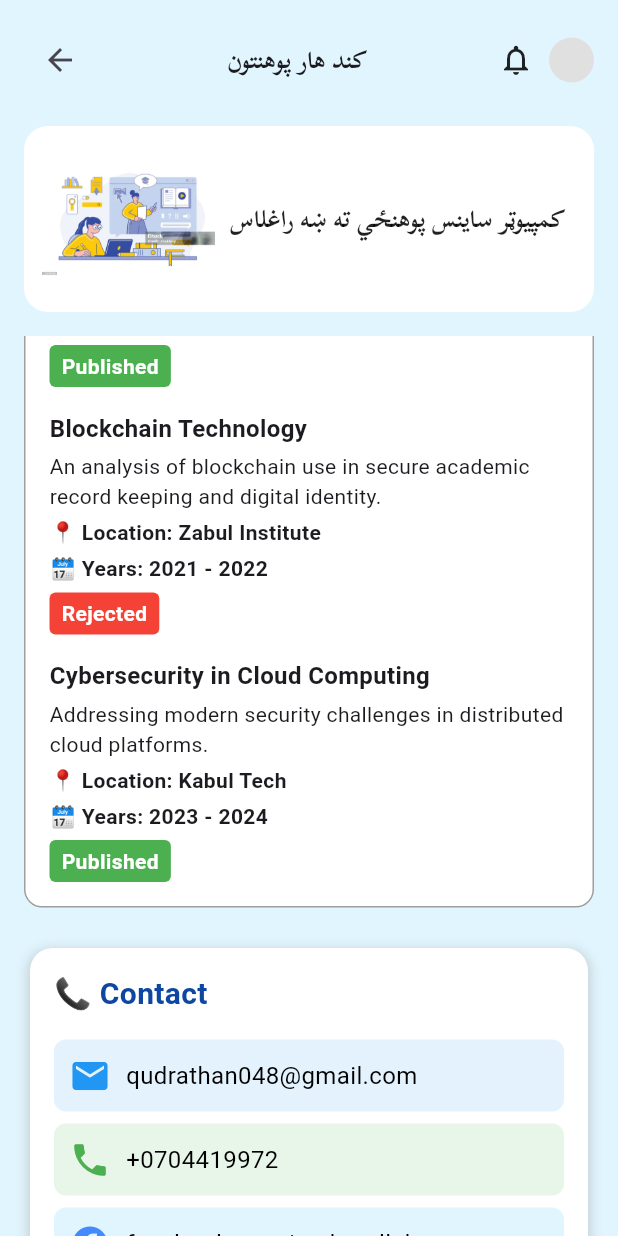
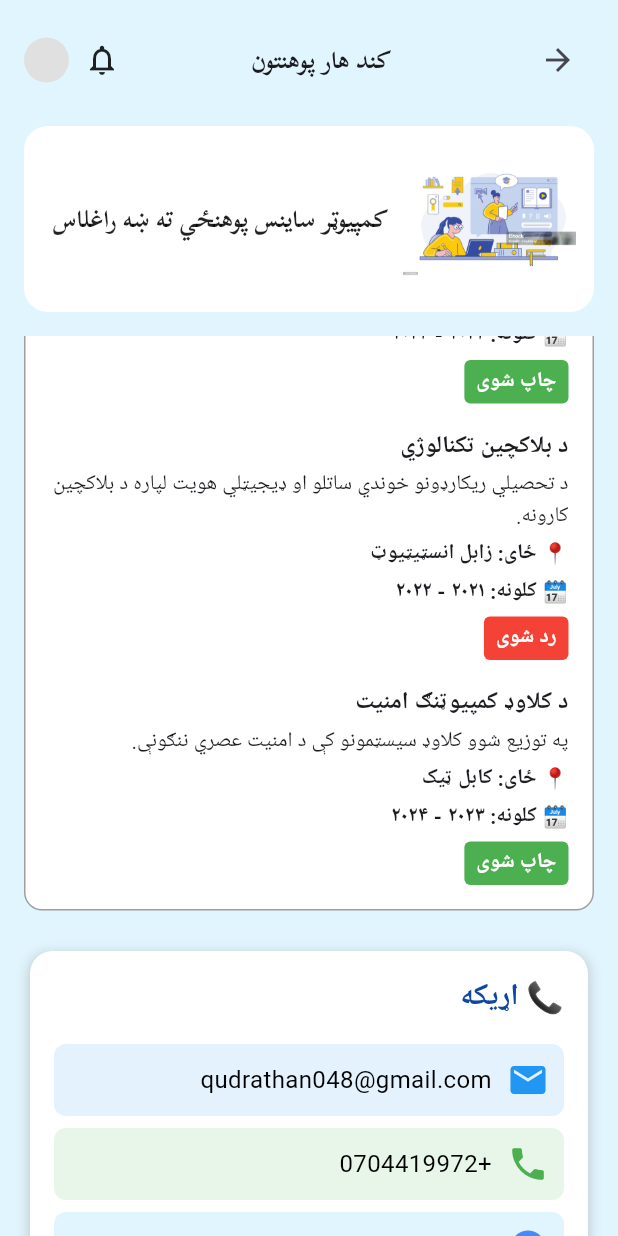
Before and after one commit to AsadullahD508/kdru_guide_app, a Flutter app: the TeacherProfileScreen screen opened directly, scrolled down 576 dp, on a phone screen of 412 x 824 dp. Run offline on Flutter 3.47's test engine with Material 3 defaults, Android fonts, the light colour scheme and no system bars; our stand-ins replace auto_size_text, flutter_map, latlong2.

Commit message:
this is also commited the teacher all
Signed-off-by: Asadullah Darwish <asadullahdarwish29@gmail.com>

```diff
--- a/lib/screens/Faculty/ComputerScience/Teachers/TeacherProfileScreen.dart
+++ b/lib/screens/Faculty/ComputerScience/Teachers/TeacherProfileScreen.dart
@@ -8,14 +8,16 @@ class TeacherProfileScreen extends StatelessWidget {
 
   @override
   Widget build(BuildContext context) {
-    return Scaffold(
+    return Directionality(
+      textDirection: TextDirection.rtl,
+      child: Scaffold(
         backgroundColor: Colors.lightBlue[50],
         body: SafeArea(
           child: Column(
             children: [
               // Use the custom header widget here
               const CustomHeader(
-              userName: 'Guest User',
+                userName: 'میلمه کاروونکی',
                 bannerImagePath: 'images/computerscience.jpg',
                 fullText: 'کمپیوټر ساینس پوهنځي ته ښه راغلاست',
               ),
@@ -49,8 +51,8 @@ class TeacherProfileScreen extends StatelessWidget {
                               decoration: BoxDecoration(
                                 color: Colors.white,
                                 shape: BoxShape.circle,
-                              border:
-                                  Border.all(color: Colors.lightBlue, width: 3),
+                                border: Border.all(
+                                    color: Colors.lightBlue, width: 3),
                               ),
                               padding: const EdgeInsets.all(6),
                               child: const CircleAvatar(
@@ -60,12 +62,12 @@ class TeacherProfileScreen extends StatelessWidget {
                             ),
                             const SizedBox(height: 12),
                             const Text(
-                            'Qudratullah (Afghan)',
+                              'قدرت الله (افغان)',
                               style: TextStyle(
                                   fontSize: 22, fontWeight: FontWeight.bold),
                             ),
                             Text(
-                            'PhD in Computer Science',
+                              'د کمپیوټر ساینس کې دوکتورا',
                               style: TextStyle(
                                   fontSize: 16, color: Colors.grey[700]),
                             ),
@@ -73,10 +75,11 @@ class TeacherProfileScreen extends StatelessWidget {
                             Row(
                               mainAxisAlignment: MainAxisAlignment.center,
                               children: const [
-                              Icon(Icons.school, color: Colors.blue, size: 20),
+                                Icon(Icons.school,
+                                    color: Colors.blue, size: 20),
                                 SizedBox(width: 6),
                                 Text(
-                                'Faculty: Computer Science',
+                                  'پوهنځی: کمپیوټر ساینس',
                                   style: TextStyle(
                                       fontSize: 14,
                                       fontWeight: FontWeight.bold,
@@ -92,7 +95,7 @@ class TeacherProfileScreen extends StatelessWidget {
                                     color: Colors.lightBlue, size: 20),
                                 SizedBox(width: 6),
                                 Text(
-                                'Department: Software Engineering',
+                                  'څانګه: سافټویر انجنیري',
                                   style: TextStyle(
                                       fontSize: 14,
                                       color: Colors.black,
@@ -108,7 +111,7 @@ class TeacherProfileScreen extends StatelessWidget {
                                     color: Colors.orange, size: 20),
                                 SizedBox(width: 6),
                                 Text(
-                                'Degree: Doctorate (PhD)',
+                                  'تحصیلي درجه: دوکتورا',
                                   style: TextStyle(
                                       fontSize: 14,
                                       color: Colors.black,
@@ -134,42 +137,42 @@ class TeacherProfileScreen extends StatelessWidget {
                           crossAxisAlignment: CrossAxisAlignment.start,
                           children: [
                             const Text(
-                            'Researches',
+                              'تحقیقات',
                               style: TextStyle(
                                   fontSize: 18, fontWeight: FontWeight.bold),
                             ),
                             const SizedBox(height: 12),
                             _buildResearchItem(
-                            title: 'AI in Education',
+                              title: 'په تعلیم کې مصنوعي ځیرکتیا',
                               description:
-                                'Exploring the use of AI to personalize learning experiences and improve student outcomes.',
-                            status: 'Published',
+                                  'د زده کړې تجربو شخصي کولو او پایلو ښه کولو لپاره د مصنوعي ځیرکتیا کارونه.',
+                              status: 'چاپ شوی',
                               statusColor: Colors.green,
-                            location: 'Kandahar University',
-                            startYear: '2022',
-                            endYear: '2023',
+                              location: 'کندهار پوهنتون',
+                              startYear: '۲۰۲۲',
+                              endYear: '۲۰۲۳',
                             ),
                             const SizedBox(height: 16),
                             _buildResearchItem(
-                            title: 'Blockchain Technology',
+                              title: 'د بلاکچین تکنالوژي',
                               description:
-                                'An analysis of blockchain use in secure academic record keeping and digital identity.',
-                            status: 'Rejected',
+                                  'د تحصیلي ریکارډونو خوندي ساتلو او ډیجیټلي هویت لپاره د بلاکچین کارونه.',
+                              status: 'رد شوی',
                               statusColor: Colors.red,
-                            location: 'Zabul Institute',
-                            startYear: '2021',
-                            endYear: '2022',
+                              location: 'زابل انسټیټیوټ',
+                              startYear: '۲۰۲۱',
+                              endYear: '۲۰۲۲',
                             ),
                             const SizedBox(height: 16),
                             _buildResearchItem(
-                            title: 'Cybersecurity in Cloud Computing',
+                              title: 'د کلاوډ کمپیوټنګ امنیت',
                               description:
-                                'Addressing modern security challenges in distributed cloud platforms.',
-                            status: 'Published',
+                                  'په توزیع شوو کلاوډ سیسټمونو کې د امنیت عصري ننګونې.',
+                              status: 'چاپ شوی',
                               statusColor: Colors.green,
-                            location: 'Kabul Tech',
-                            startYear: '2023',
-                            endYear: '2024',
+                              location: 'کابل ټیک',
+                              startYear: '۲۰۲۳',
+                              endYear: '۲۰۲۴',
                             ),
                           ],
                         ),
@@ -198,7 +201,7 @@ class TeacherProfileScreen extends StatelessWidget {
                           crossAxisAlignment: CrossAxisAlignment.start,
                           children: [
                             Text(
-                            '📞 Contact',
+                              '📞 اړیکه',
                               style: TextStyle(
                                 fontSize: 20,
                                 fontWeight: FontWeight.bold,
@@ -208,8 +211,8 @@ class TeacherProfileScreen extends StatelessWidget {
                             const SizedBox(height: 16),
                             _contactItem(Icons.email, Colors.blue,
                                 'qudrathan048@gmail.com', Colors.blue[50]!),
-                          _contactItem(Icons.phone, Colors.green, '+0704419972',
-                              Colors.green[50]!),
+                            _contactItem(Icons.phone, Colors.green,
+                                '+0704419972', Colors.green[50]!),
                             _contactItem(
                                 Icons.facebook,
                                 Colors.blueAccent,
@@ -227,6 +230,7 @@ class TeacherProfileScreen extends StatelessWidget {
                 ),
               ),
             ],
+          ),
         ),
       ),
     );
@@ -249,10 +253,10 @@ class TeacherProfileScreen extends StatelessWidget {
         const SizedBox(height: 4),
         Text(description, style: const TextStyle(fontSize: 14)),
         const SizedBox(height: 4),
-        Text('📍 Location: $location',
+        Text('📍 ځای: $location',
             style: const TextStyle(fontWeight: FontWeight.bold, fontSize: 14)),
         const SizedBox(height: 4),
-        Text('🗓️ Years: $startYear - $endYear',
+        Text('🗓️ کلونه: $startYear - $endYear',
             style: const TextStyle(fontWeight: FontWeight.bold, fontSize: 14)),
         const SizedBox(height: 6),
         Container(
@@ -284,9 +288,11 @@ class TeacherProfileScreen extends StatelessWidget {
         children: [
           Icon(icon, color: iconColor, size: 28),
           const SizedBox(width: 10),
-          Text(
+          Expanded(
+            child: Text(
               text,
               style: const TextStyle(fontSize: 16, color: Colors.black),
+            ),
           ),
         ],
       ),
```
Lines whose indentation alone changed are shown as unchanged.
